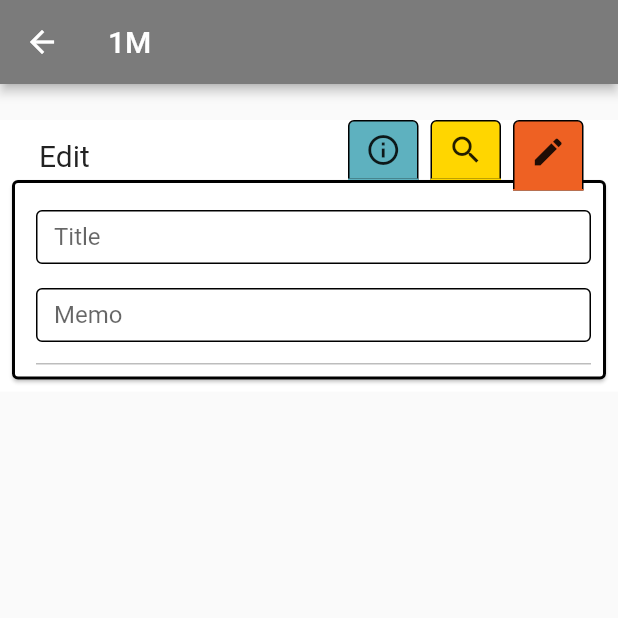
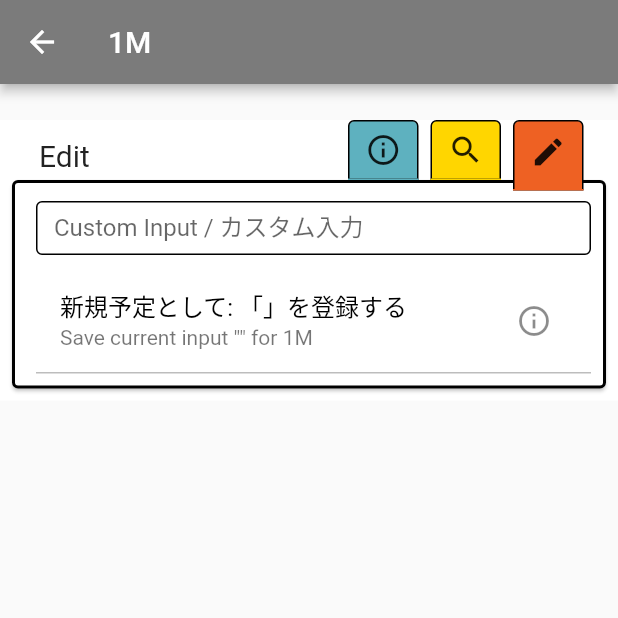
Before and after one commit to RRRGR/ICUApp, a Flutter app: the ChoosePageV2 screen opened directly, after a tap on the "search" icon, after a tap on the "edit" icon, on a phone screen of 412 x 824 dp, the top half of it. Run offline on Flutter 3.47's test engine with Material 2 defaults, Android fonts, the phone set to English and light mode, and no system bars; drawn by our look-alikes of google_mobile_ads; our stand-ins replace cloud_firestore, firebase_auth, firebase_core, flutter_riverpod, google_sign_in, shared_preferences; missing offline and left inert: flutter_cached_pdfview, flutter_inappwebview; accounts and stored records are empty; network calls fail.

Commit message:
Add custom input function in menu

```diff
--- a/lib/model/constant.dart
+++ b/lib/model/constant.dart
@@ -26,8 +26,10 @@ final chosenSeasonProvider = StateProvider<String>((ref) => 'Autumn');
 
 final inputStringProvider = StateProvider<String>((ref) => '');
 final searchBoolProvider = StateProvider<bool>((ref) => true);
-
+final selectedTimeProvider = StateProvider<bool>((ref) => false);
 final choosePageModeProvider = StateProvider<String>((ref) => 'Info');
+final customClassProvider =
+    StateProvider<Map>(((ref) => {'j': '', 'schedule': ''}));
 
 final cellFontSizeProvider =
     StateProvider<String>((ref) => '12'); //選択されている年度、学期、フォントサイズの保持
--- a/lib/screen/choosepagev2.dart
+++ b/lib/screen/choosepagev2.dart
@@ -5,6 +5,7 @@ import 'package:flutter_riverpod/flutter_riverpod.dart';
 import 'package:icuapp/model/constant.dart';
 import 'package:icuapp/widgets/choosepage/menu.dart';
 import 'package:icuapp/widgets/choosepage/showlist.dart';
+import 'package:icuapp/widgets/choosepage/table.dart';
 
 class ChoosePageV2 extends ConsumerStatefulWidget {
   const ChoosePageV2({Key? key}) : super(key: key);
@@ -37,6 +38,7 @@ class ChoosePageStateV2 extends ConsumerState<ChoosePageV2> {
         case 'Search':
           return const ShowList();
         case 'Edit':
+          //return const SelectTable();
           return const SizedBox(
             height: 0,
           );
@@ -50,6 +52,7 @@ class ChoosePageStateV2 extends ConsumerState<ChoosePageV2> {
     return WillPopScope(
       onWillPop: () {
         ref.read(choosePageModeProvider.notifier).state = 'Info';
+        ref.read(inputStringProvider.notifier).state = '';
         Navigator.pop(context);
         return Future.value(false);
       },
--- a/lib/widgets/choosepage/assignedclasstext.dart
+++ b/lib/widgets/choosepage/assignedclasstext.dart
@@ -5,11 +5,7 @@ import 'dart:convert';
 import 'dart:async' show Future;
 import 'package:flutter/services.dart' show rootBundle;
 import 'package:icuapp/model/sharedpref.dart';
-import 'package:icuapp/screen/classinfo.dart';
-import 'dart:developer';
-
 import 'package:icuapp/widgets/choosepage/showlist.dart';
-import 'package:shared_preferences/shared_preferences.dart';
 
 class AssignedClassText extends ConsumerWidget {
   const AssignedClassText({Key? key}) : super(key: key);
@@ -34,6 +30,10 @@ class AssignedClassText extends ConsumerWidget {
           },
         );
       }
+    }
+    if (className != '' && result['j'] == '') {
+      result['j'] = className;
+      result['no'] = '予定 ';
     }
     return result;
   }
--- a/lib/widgets/choosepage/input.dart
+++ b/lib/widgets/choosepage/input.dart
@@ -2,6 +2,7 @@ import 'package:flutter/material.dart';
 import 'package:flutter_riverpod/flutter_riverpod.dart';
 import 'package:icuapp/model/constant.dart';
 import 'package:icuapp/model/sharedpref.dart';
+import 'package:icuapp/widgets/choosepage/showlist.dart';
 
 class SearchInput extends ConsumerWidget {
   const SearchInput({Key? key}) : super(key: key);
@@ -30,10 +31,10 @@ class SearchInput extends ConsumerWidget {
                     {ref.read(searchBoolProvider.notifier).state = false},
                 onChanged: (input) =>
                     {ref.read(inputStringProvider.notifier).state = input},
-                onSubmitted: (String nameInput) {
+                /*onSubmitted: (String nameInput) {
                   save_nameinput('${chosenYear}_$chosenSeason', chosenTime,
                       nameInput, ref);
-                },
+                },*/
                 maxLines: 1,
                 cursorColor: Colors.lightBlue,
                 obscureText: false,
@@ -53,7 +54,7 @@ class SearchInput extends ConsumerWidget {
                 crossAxisAlignment: CrossAxisAlignment.end,
                 children: [
                   Padding(
-                    padding: const EdgeInsets.fromLTRB(10, 4, 8, 0),
+                    padding: const EdgeInsets.fromLTRB(10, 4, 6, 0),
                     child: TextButton(
                       onPressed: () {},
                       style: TextButton.styleFrom(
@@ -62,13 +63,14 @@ class SearchInput extends ConsumerWidget {
                           minimumSize: const Size(0, 0),
                           backgroundColor: Colors.black),
                       child: GestureDetector(
-                        onTap: () =>
-                            {FocusScope.of(context).requestFocus(FocusNode())},
-                        child: const Text(
-                          'Search!',
-                          style: TextStyle(color: Colors.white),
-                        ),
-                      ),
+                          onTap: () => {
+                                FocusScope.of(context).requestFocus(FocusNode())
+                              },
+                          child: const Icon(
+                            Icons.keyboard_hide,
+                            size: 16,
+                            color: Colors.white,
+                          )),
                     ),
                   )
                 ],
@@ -88,6 +90,14 @@ class RoomInput extends ConsumerWidget {
   Widget build(BuildContext context, WidgetRef ref) {
     final chosenYear = ref.watch(chosenYearProvider);
     final chosenSeason = ref.watch(chosenSeasonProvider);
+    final inputString = ref.watch(inputStringProvider.notifier);
+    final selectedList = [
+      {
+        'no': '新規予定として登録する',
+        'j': '「${ref.watch(inputStringProvider.notifier).state}」を登録する',
+        'schedule': 'Save current input "${inputString.state}" for $chosenTime'
+      }
+    ];
     return Card(
       color: Colors.white,
       shape: RoundedRectangleBorder(
@@ -107,11 +117,15 @@ class RoomInput extends ConsumerWidget {
             child: Column(
               children: [
                 Container(
-                  margin: const EdgeInsets.fromLTRB(0, 14, 0, 8),
+                  margin: const EdgeInsets.fromLTRB(0, 8, 0, 8),
                   height: 36,
                   child: TextField(
                     enabled: true,
                     maxLength: 30,
+                    onTap: () =>
+                        {ref.read(searchBoolProvider.notifier).state = false},
+                    onChanged: (input) =>
+                        {ref.read(inputStringProvider.notifier).state = input},
                     maxLines: 1,
                     cursorColor: Colors.lightBlue,
                     obscureText: false,
@@ -121,37 +135,14 @@ class RoomInput extends ConsumerWidget {
                         borderSide: BorderSide(color: Colors.grey, width: 1.0),
                       ),
                       enabledBorder: OutlineInputBorder(),
-                      labelText: 'Title',
+                      labelText: 'Custom Input / カスタム入力',
                     ),
                   ),
                 ),
-                Container(
-                  margin: const EdgeInsets.fromLTRB(0, 8, 0, 14),
-                  height: 36,
-                  child: TextField(
-                    enabled: true,
-                    maxLength: 30,
-                    onTap: () =>
-                        {ref.read(searchBoolProvider.notifier).state = false},
-                    onChanged: (input) =>
-                        {ref.read(inputStringProvider.notifier).state = input},
-                    onSubmitted: (String nameInput) {
-                      save_nameinput('${chosenYear}_$chosenSeason', chosenTime,
-                          nameInput, ref);
-                    },
-                    maxLines: 1,
-                    cursorColor: Colors.lightBlue,
-                    obscureText: false,
-                    decoration: const InputDecoration(
-                      counterText: "",
-                      focusedBorder: OutlineInputBorder(
-                        borderSide: BorderSide(color: Colors.grey, width: 1.0),
-                      ),
-                      enabledBorder: OutlineInputBorder(),
-                      labelText: 'Memo',
-                    ),
-                  ),
-                ),
+                SingleChildScrollView(
+                    child: ConstrainedBox(
+                        constraints: const BoxConstraints(maxHeight: 70),
+                        child: const ShowList()))
               ],
             ),
           ),
--- a/lib/widgets/choosepage/menu.dart
+++ b/lib/widgets/choosepage/menu.dart
@@ -1,5 +1,3 @@
-import 'dart:developer';
-
 import 'package:flutter/material.dart';
 import 'package:flutter/services.dart';
 import 'package:flutter_riverpod/flutter_riverpod.dart';
@@ -106,7 +104,6 @@ class MenuIconsState extends ConsumerState<MenuIcons> {
     return GestureDetector(
       onTap: () => {
         ref.watch(choosePageModeProvider.notifier).state = type,
-        log('message')
       },
       child: Stack(
         children: [
--- a/lib/widgets/choosepage/showlist.dart
+++ b/lib/widgets/choosepage/showlist.dart
@@ -14,13 +14,7 @@ class ShowList extends ConsumerWidget {
     String jsonString = await rootBundle.loadString(path);
     Map jsonData = json.decode(jsonString);
     List loadedList = jsonData[time]; //[{},{},{}]//[{},{},{}][2,1,3]
-    List resultList = [
-      {
-        'no': '現在の入力値を登録する',
-        'j': '「$arg」を登録する',
-        'schedule': 'Save current input "$arg" for $time'
-      }
-    ];
+    List resultList = [];
     for (int i = 0; i < loadedList.length; i++) {
       String combinedStr = "";
       loadedList[i].values.forEach((v) {
@@ -33,16 +27,31 @@ class ShowList extends ConsumerWidget {
     return resultList;
   }
 
+  Future<List> insertEdit(String time, String arg) async {
+    List resultList = [
+      {
+        'no': '新規予定として',
+        'j': '「$arg」を登録する',
+        'schedule': 'Save current input "$arg" for $time',
+        'flag': true
+      }
+    ];
+    return resultList;
+  }
+
   @override
   Widget build(BuildContext context, WidgetRef ref) {
     final chosenYear = ref.watch(chosenYearProvider);
     final chosenSeason = ref.watch(chosenSeasonProvider);
     final inputString = ref.watch(inputStringProvider);
+    final mode = ref.watch(choosePageModeProvider);
     return FutureBuilder(
-      future: loadLocalJson(
-          'json/${chosenYear}_${chosenSeason.toLowerCase()}.json',
-          chosenTime,
-          inputString),
+      future: mode == 'Search'
+          ? loadLocalJson(
+              'json/${chosenYear}_${chosenSeason.toLowerCase()}.json',
+              chosenTime,
+              inputString)
+          : insertEdit(chosenTime, inputString),
       builder: (BuildContext context, AsyncSnapshot<List> snapshot) {
         if (snapshot.hasData) {
           List chosenData = snapshot.data!;
@@ -69,12 +78,17 @@ class ShowList extends ConsumerWidget {
   Widget _items(Map classInfo, ref, BuildContext context) {
     final chosenYear = ref.watch(chosenYearProvider);
     final chosenSeason = ref.watch(chosenSeasonProvider);
+    final inputState = ref.watch(searchBoolProvider);
     return GestureDetector(
       behavior: HitTestBehavior.translucent,
       onTap: () {
-        save('${chosenYear}_$chosenSeason', chosenTime, classInfo, ref, () {
-          Navigator.of(context).pop();
-        });
+        inputState == false
+            ? save('${chosenYear}_$chosenSeason', chosenTime, classInfo, ref,
+                () {
+                ref.watch(inputStringProvider.notifier).state = '';
+                Navigator.of(context).pop();
+              })
+            : null;
       },
       child: Container(
         decoration: const BoxDecoration(
```
Also changed, not shown: lib/model/sharedpref.dart (+8 -0 lines), lib/widgets/choosepage/table.dart (added, +160 -0 lines), pubspec.lock, 1 other file.
